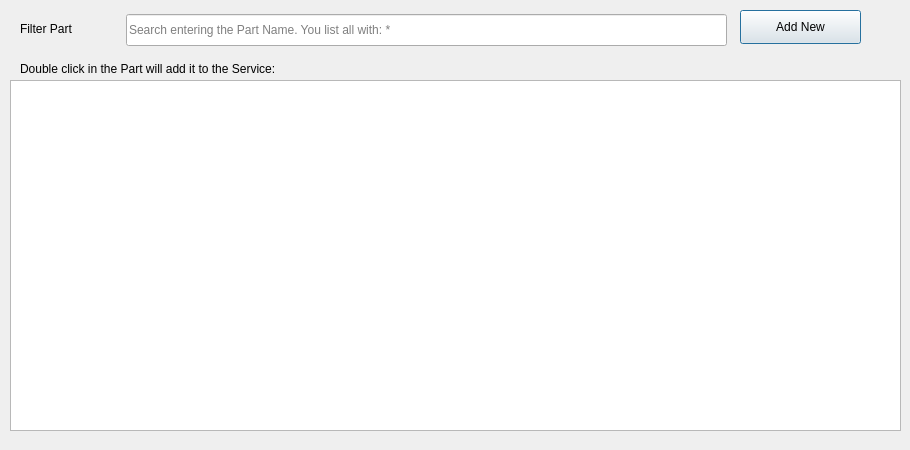
Above: Stock_Parts_Selection.ui from bedi1982/Oficina before the change. Below: the same form after it.
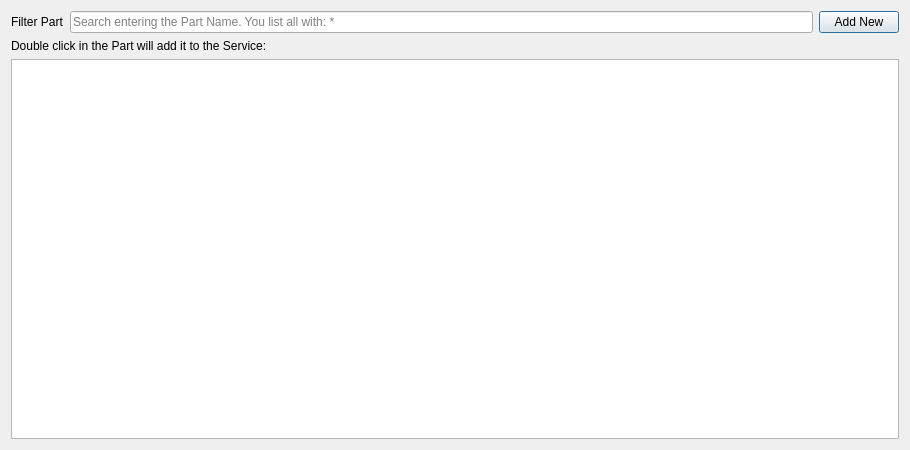
That is the form after the change. Icons and pictures are not drawn.

Commit message: All forms now have a layout and resize correctly.

Patch:
```diff
--- a/Stock_Parts_Selection.ui
+++ b/Stock_Parts_Selection.ui
@@ -29,37 +29,16 @@
    <iconset resource="images/images.qrc">
     <normaloff>:/emoticons/service.png</normaloff>:/emoticons/service.png</iconset>
   </property>
-  <widget class="QTableView" name="tbl_Parts_List">
-   <property name="geometry">
-    <rect>
-     <x>10</x>
-     <y>80</y>
-     <width>891</width>
-     <height>351</height>
-    </rect>
-   </property>
-   <property name="toolTip">
-    <string>Duplo clique aqui para adicionar a peça.</string>
-   </property>
-   <property name="horizontalScrollBarPolicy">
-    <enum>Qt::ScrollBarAsNeeded</enum>
-   </property>
-   <property name="editTriggers">
-    <set>QAbstractItemView::NoEditTriggers</set>
-   </property>
-   <property name="sortingEnabled">
-    <bool>true</bool>
-   </property>
-  </widget>
+  <layout class="QGridLayout" name="gridLayout">
+   <item row="0" column="0">
+    <widget class="QLabel" name="lbl_Search_Part">
+     <property name="text">
+      <string>Filter Part</string>
+     </property>
+    </widget>
+   </item>
+   <item row="0" column="1">
   <widget class="QLineEdit" name="line_Part_Name">
-   <property name="geometry">
-    <rect>
-     <x>126</x>
-     <y>14</y>
-     <width>601</width>
-     <height>32</height>
-    </rect>
-   </property>
    <property name="text">
     <string/>
    </property>
@@ -70,41 +49,9 @@
     <string>Search entering the Part Name. You list all with: *</string>
    </property>
   </widget>
-  <widget class="QLabel" name="lbl_Search_Part">
-   <property name="geometry">
-    <rect>
-     <x>20</x>
-     <y>20</y>
-     <width>99</width>
-     <height>18</height>
-    </rect>
-   </property>
-   <property name="text">
-    <string>Filter Part</string>
-   </property>
-  </widget>
-  <widget class="QLabel" name="label_Help">
-   <property name="geometry">
-    <rect>
-     <x>20</x>
-     <y>60</y>
-     <width>311</width>
-     <height>18</height>
-    </rect>
-   </property>
-   <property name="text">
-    <string>Double click in the Part will add it to the Service:</string>
-   </property>
-  </widget>
+   </item>
+   <item row="0" column="2">
   <widget class="QPushButton" name="btn_Add_Part_to_Stock">
-   <property name="geometry">
-    <rect>
-     <x>740</x>
-     <y>10</y>
-     <width>121</width>
-     <height>34</height>
-    </rect>
-   </property>
    <property name="text">
     <string>Add New</string>
    </property>
@@ -113,6 +60,31 @@
      <normaloff>:/emoticons/carkey.png</normaloff>:/emoticons/carkey.png</iconset>
    </property>
   </widget>
+   </item>
+   <item row="1" column="0" colspan="2">
+    <widget class="QLabel" name="label_Help">
+     <property name="text">
+      <string>Double click in the Part will add it to the Service:</string>
+     </property>
+    </widget>
+   </item>
+   <item row="2" column="0" colspan="3">
+    <widget class="QTableView" name="tbl_Parts_List">
+     <property name="toolTip">
+      <string>Duplo clique aqui para adicionar a peça.</string>
+     </property>
+     <property name="horizontalScrollBarPolicy">
+      <enum>Qt::ScrollBarAsNeeded</enum>
+     </property>
+     <property name="editTriggers">
+      <set>QAbstractItemView::NoEditTriggers</set>
+     </property>
+     <property name="sortingEnabled">
+      <bool>true</bool>
+     </property>
+    </widget>
+   </item>
+  </layout>
  </widget>
  <tabstops>
   <tabstop>line_Part_Name</tabstop>
```
Lines whose indentation alone changed are shown as unchanged. The commit also changes 18 other files.
